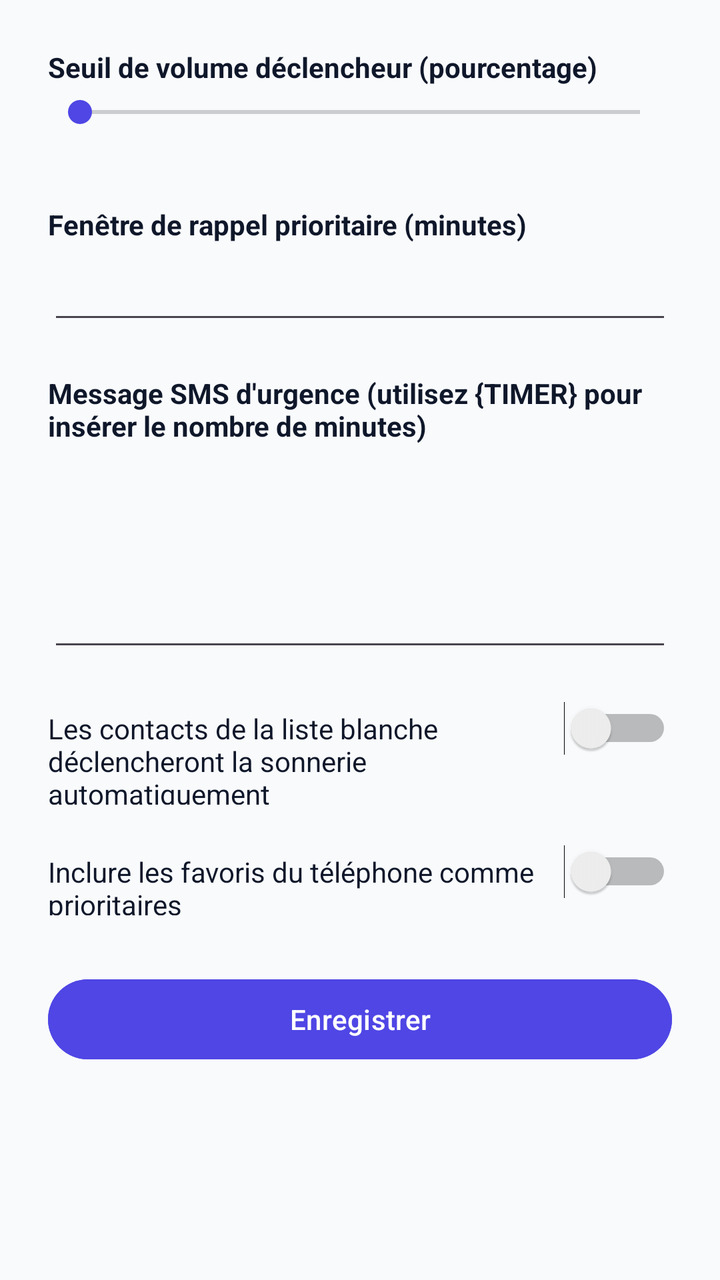
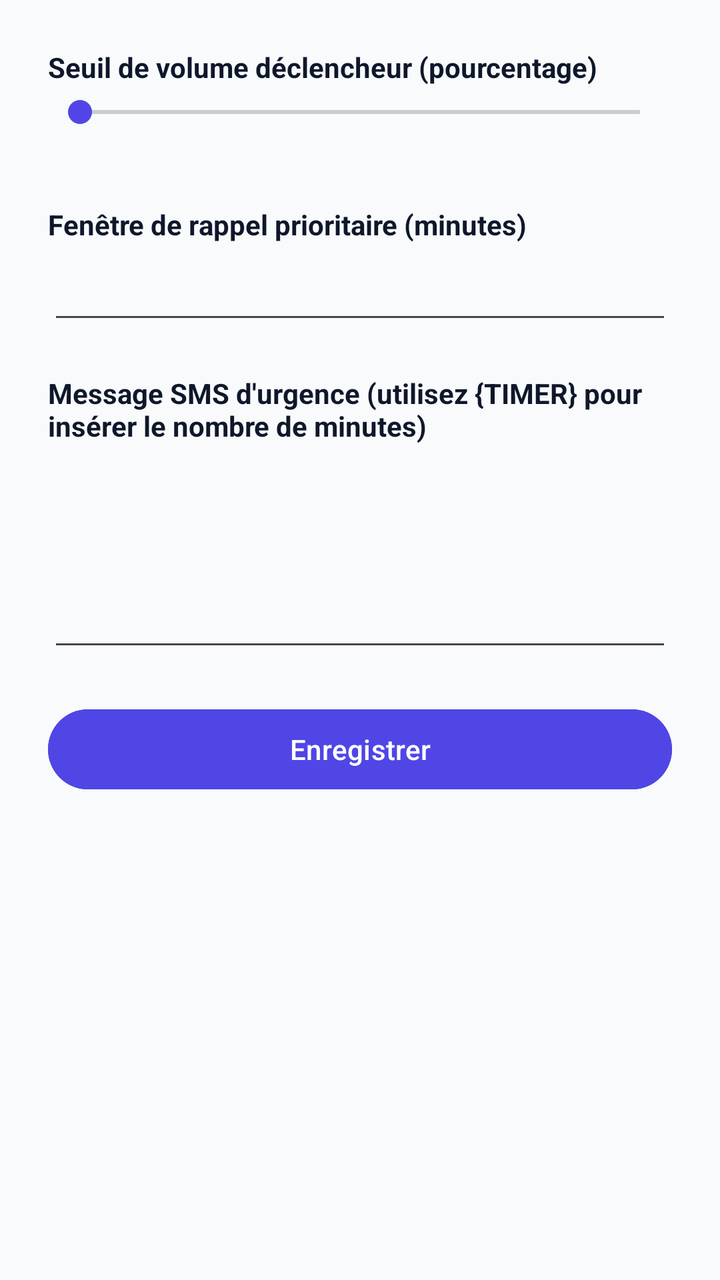

An Android layout rendered at two revisions. The XML below is the earlier revision; the diff shows what the commit changed to produce the second picture.
<!-- AndroidManifest.xml: activity theme Theme.UrgentCallGuard -->
<!-- res/layout/activity_settings.xml -->
<?xml version="1.0" encoding="utf-8"?>
<ScrollView xmlns:android="http://schemas.android.com/apk/res/android"
    android:layout_width="match_parent"
    android:layout_height="match_parent"
    android:background="@color/slate_50">

    <LinearLayout
        android:layout_width="match_parent"
        android:layout_height="wrap_content"
        android:orientation="vertical"
        android:padding="24dp">

        <TextView
            android:layout_width="wrap_content"
            android:layout_height="wrap_content"
            android:layout_marginBottom="4dp"
            android:text="@string/settings_volume_threshold_label"
            android:textColor="@color/slate_900"
            android:textStyle="bold" />

        <SeekBar
            android:id="@+id/volumeThresholdSeekBar"
            android:layout_width="match_parent"
            android:layout_height="wrap_content"
            android:max="100" />

        <TextView
            android:id="@+id/volumeThresholdValue"
            android:layout_width="wrap_content"
            android:layout_height="wrap_content"
            android:layout_marginBottom="20dp"
            android:textColor="@color/slate_500"
            android:textSize="13sp" />

        <TextView
            android:layout_width="wrap_content"
            android:layout_height="wrap_content"
            android:layout_marginBottom="4dp"
            android:text="@string/settings_timer_label"
            android:textColor="@color/slate_900"
            android:textStyle="bold" />

        <EditText
            android:id="@+id/timerMinutesInput"
            android:layout_width="match_parent"
            android:layout_height="wrap_content"
            android:layout_marginBottom="20dp"
            android:inputType="number"
            android:maxLength="3" />

        <TextView
            android:layout_width="wrap_content"
            android:layout_height="wrap_content"
            android:layout_marginBottom="4dp"
            android:text="@string/settings_sms_template_label"
            android:textColor="@color/slate_900"
            android:textStyle="bold" />

        <EditText
            android:id="@+id/smsTemplateInput"
            android:layout_width="match_parent"
            android:layout_height="wrap_content"
            android:layout_marginBottom="20dp"
            android:gravity="top"
            android:inputType="textMultiLine"
            android:lines="4" />

        <LinearLayout
            android:layout_width="match_parent"
            android:layout_height="wrap_content"
            android:layout_marginBottom="20dp"
            android:orientation="horizontal">

            <TextView
                android:layout_width="0dp"
                android:layout_height="wrap_content"
                android:layout_weight="1"
                android:text="@string/settings_immediate_whitelist_label"
                android:textColor="@color/slate_900" />

            <Switch
                android:id="@+id/immediateWhitelistSwitch"
                android:layout_width="wrap_content"
                android:layout_height="wrap_content" />
        </LinearLayout>

        <LinearLayout
            android:layout_width="match_parent"
            android:layout_height="wrap_content"
            android:layout_marginBottom="28dp"
            android:orientation="horizontal">

            <TextView
                android:layout_width="0dp"
                android:layout_height="wrap_content"
                android:layout_weight="1"
                android:text="@string/settings_system_favorites_label"
                android:textColor="@color/slate_900" />

            <Switch
                android:id="@+id/systemFavoritesSwitch"
                android:layout_width="wrap_content"
                android:layout_height="wrap_content" />
        </LinearLayout>

        <com.google.android.material.button.MaterialButton
            android:id="@+id/saveSettingsButton"
            style="@style/Widget.Material3.Button"
            android:layout_width="match_parent"
            android:layout_height="wrap_content"
            android:backgroundTint="@color/indigo_600"
            android:text="@string/settings_save_button" />

    </LinearLayout>
</ScrollView>
<!-- resources referenced by this layout -->
<resources>
  <color name="indigo_600">#4F46E5</color>
  <color name="slate_50">#F8FAFC</color>
  <color name="slate_500">#64748B</color>
  <color name="slate_900">#0F172A</color>
  <string name="settings_immediate_whitelist_label">Les contacts de la liste blanche déclencheront la sonnerie automatiquement</string>
  <string name="settings_save_button">Enregistrer</string>
  <string name="settings_sms_template_label">Message SMS d\'urgence (utilisez {TIMER} pour insérer le nombre de minutes)</string>
  <string name="settings_system_favorites_label">Inclure les favoris du téléphone comme prioritaires</string>
  <string name="settings_timer_label">Fenêtre de rappel prioritaire (minutes)</string>
  <string name="settings_volume_threshold_label">Seuil de volume déclencheur (pourcentage)</string>
  <style name="Theme.UrgentCallGuard" parent="Theme.Material3.DayNight.NoActionBar">
          <item name="colorPrimary">@color/indigo_600</item>
          <item name="colorPrimaryVariant">@color/indigo_700</item>
          <item name="colorOnPrimary">@color/white</item>
          <item name="colorSecondary">@color/indigo_600</item>
          <item name="colorSurface">@color/white</item>
          <item name="android:windowBackground">@color/slate_50</item>
          <item name="android:statusBarColor">@color/indigo_600</item>
      </style>
  <color name="indigo_700">#4338CA</color>
  <color name="white">#FFFFFF</color>
</resources>

<!-- the commit's change to res/layout/activity_settings.xml (unified diff, before → after) -->
@@ -65,44 +65,6 @@
             android:inputType="textMultiLine"
             android:lines="4" />
 
-        <LinearLayout
-            android:layout_width="match_parent"
-            android:layout_height="wrap_content"
-            android:layout_marginBottom="20dp"
-            android:orientation="horizontal">
-
-            <TextView
-                android:layout_width="0dp"
-                android:layout_height="wrap_content"
-                android:layout_weight="1"
-                android:text="@string/settings_immediate_whitelist_label"
-                android:textColor="@color/slate_900" />
-
-            <Switch
-                android:id="@+id/immediateWhitelistSwitch"
-                android:layout_width="wrap_content"
-                android:layout_height="wrap_content" />
-        </LinearLayout>
-
-        <LinearLayout
-            android:layout_width="match_parent"
-            android:layout_height="wrap_content"
-            android:layout_marginBottom="28dp"
-            android:orientation="horizontal">
-
-            <TextView
-                android:layout_width="0dp"
-                android:layout_height="wrap_content"
-                android:layout_weight="1"
-                android:text="@string/settings_system_favorites_label"
-                android:textColor="@color/slate_900" />
-
-            <Switch
-                android:id="@+id/systemFavoritesSwitch"
-                android:layout_width="wrap_content"
-                android:layout_height="wrap_content" />
-        </LinearLayout>
-
         <com.google.android.material.button.MaterialButton
             android:id="@+id/saveSettingsButton"
             style="@style/Widget.Material3.Button"
<!-- resource entries referenced after the edit -->
@@ -4,10 +4,8 @@
   <color name="slate_50">#F8FAFC</color>
   <color name="slate_500">#64748B</color>
   <color name="slate_900">#0F172A</color>
-  <string name="settings_immediate_whitelist_label">Les contacts de la liste blanche déclencheront la sonnerie automatiquement</string>
   <string name="settings_save_button">Enregistrer</string>
   <string name="settings_sms_template_label">Message SMS d\'urgence (utilisez {TIMER} pour insérer le nombre de minutes)</string>
-  <string name="settings_system_favorites_label">Inclure les favoris du téléphone comme prioritaires</string>
   <string name="settings_timer_label">Fenêtre de rappel prioritaire (minutes)</string>
   <string name="settings_volume_threshold_label">Seuil de volume déclencheur (pourcentage)</string>
   <style name="Theme.UrgentCallGuard" parent="Theme.Material3.DayNight.NoActionBar">
